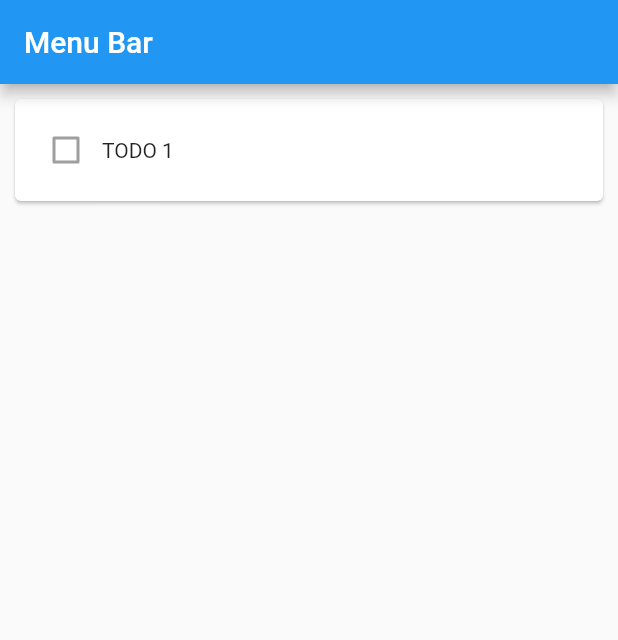
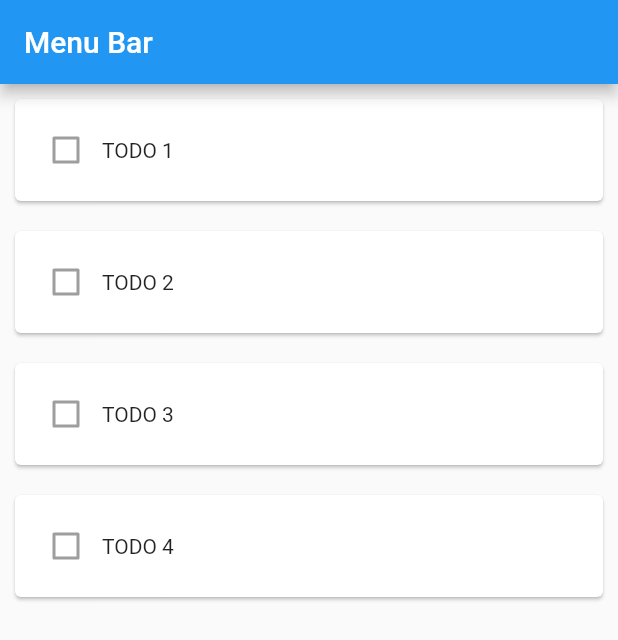
Before and after one commit to GordonShinozaki/todo-flutter, a Flutter app: the screen it shows after launch, on a phone screen of 412 x 824 dp. Shown: the top 640 px of the screen. Run offline on Flutter 3.47's test engine with Material 2 defaults, Android fonts, the phone set to English and light mode, and no system bars.

Commit message:
feat: refactor Todo Card

```diff
--- a/lib/main.dart
+++ b/lib/main.dart
@@ -30,19 +30,36 @@ class MyHomePage extends StatelessWidget {
         title: Text("Menu Bar"),
       ),
       body: Center(
-          child: ListView(
-            children: [Card(
+        child: ListView(children: [
+          // ここから下が修正箇所
+          TodoCardWidget(label: "TODO 1"),
+          TodoCardWidget(label: "TODO 2"),
+          TodoCardWidget(label: "TODO 3"),
+          TodoCardWidget(label: "TODO 4"),
+        ]),
+      ),
+    );
+  }
+}
+
+////////////////////
+// ④ TodoCardのWidget
+class TodoCardWidget extends StatelessWidget {
+  final String label;
+
+  TodoCardWidget({Key? key, required this.label});
+
+  @override
+  Widget build(BuildContext context) {
+    return Card(
       margin: EdgeInsets.all(10),
       child: Container(
         padding: EdgeInsets.all(10),
         child: Row(
-                  children:[
+          children: [
             Checkbox(onChanged: null, value: false),
-                    Text("TODO 1"),
+            Text(this.label),
           ],
-                ),
-              ),
-            )],
         ),
       ),
     );
```
Lines whose indentation alone changed are shown as unchanged.
